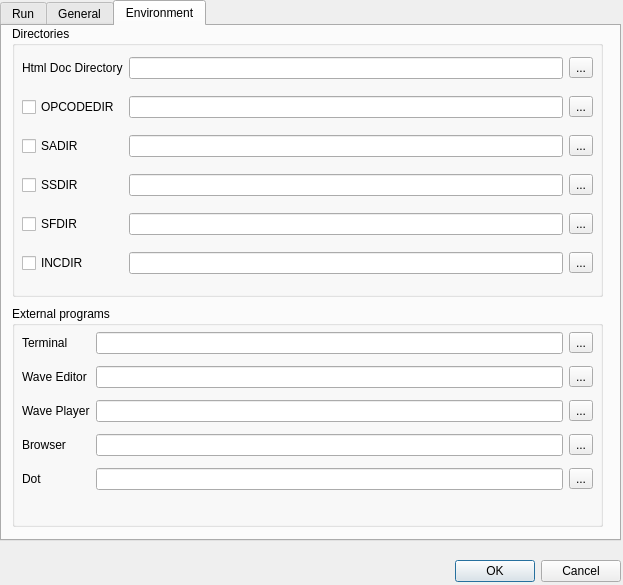
CsoundQt/CsoundQt, file src/configdialog.ui: the form before one commit.
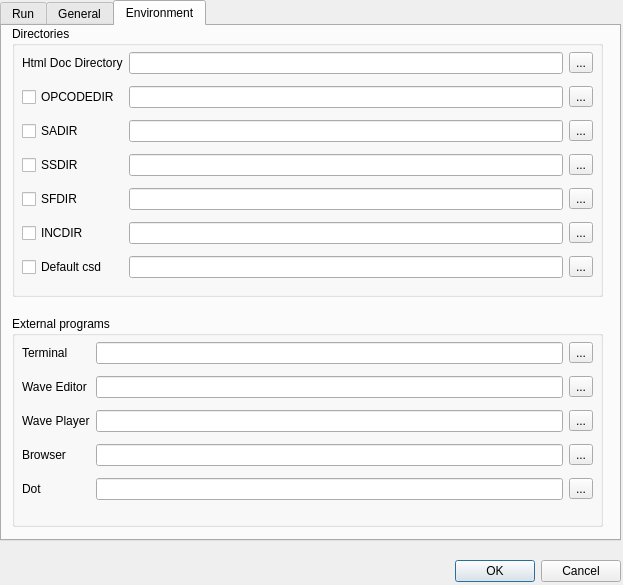
The form after the commit. The open tabs and pages were chosen to show the change.

Commit message: Greatly improved code graph. Added option to select default csd Variables with _ are now highlighted properly

```diff
--- a/src/configdialog.ui
+++ b/src/configdialog.ui
@@ -1032,7 +1032,7 @@
         <x>10</x>
         <y>20</y>
         <width>571</width>
-        <height>240</height>
+        <height>241</height>
        </rect>
       </property>
       <layout class="QGridLayout" >
@@ -1172,6 +1172,30 @@
          </property>
         </widget>
        </item>
+       <item row="6" column="0" >
+        <widget class="QCheckBox" name="defaultCsdCheckBox" >
+         <property name="enabled" >
+          <bool>true</bool>
+         </property>
+         <property name="text" >
+          <string>Default csd</string>
+         </property>
+        </widget>
+       </item>
+       <item row="6" column="1" >
+        <widget class="QLineEdit" name="defaultCsdLineEdit" >
+         <property name="enabled" >
+          <bool>true</bool>
+         </property>
+        </widget>
+       </item>
+       <item row="6" column="2" >
+        <widget class="QToolButton" name="defaultCsdToolButton" >
+         <property name="text" >
+          <string>...</string>
+         </property>
+        </widget>
+       </item>
       </layout>
      </widget>
     </widget>
@@ -1179,9 +1203,9 @@
      <property name="geometry" >
       <rect>
        <x>10</x>
-       <y>280</y>
+       <y>290</y>
        <width>591</width>
-       <height>221</height>
+       <height>211</height>
       </rect>
      </property>
      <property name="title" >
```
Left out of the diff: 92 changed lines with no effect on the pictures. The commit also changes 10 other files.
